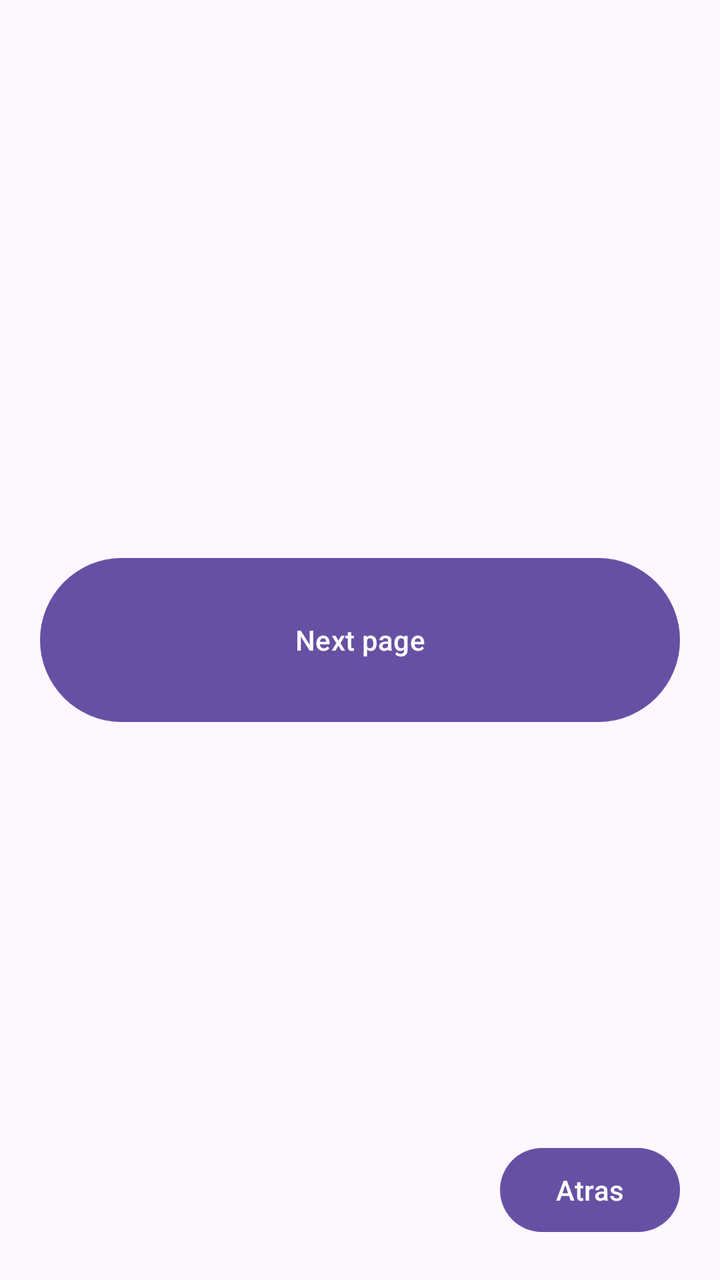
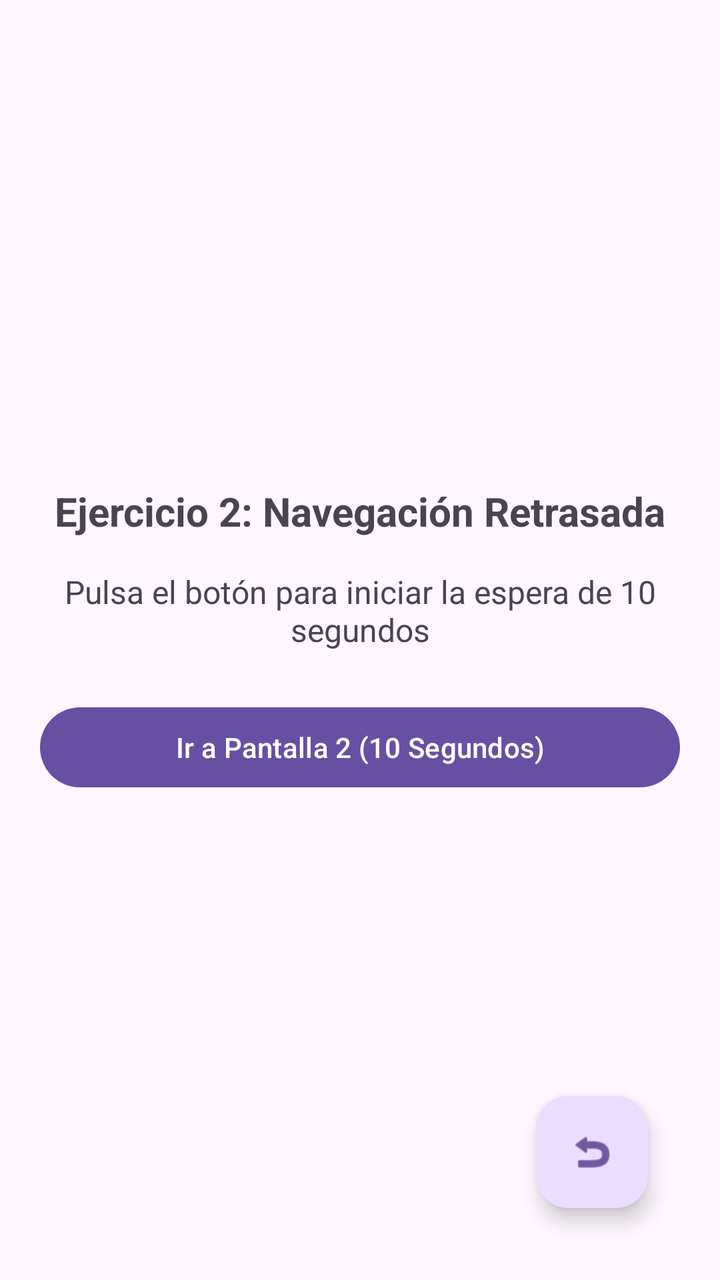

An Android layout rendered at two revisions. The XML below is the earlier revision; the diff shows what the commit changed to produce the second picture.
<!-- AndroidManifest.xml: application theme Theme.Act1_MDC -->
<!-- res/layout/activity_ejercicio2_1.xml -->
<?xml version="1.0" encoding="utf-8"?>
<RelativeLayout xmlns:android="http://schemas.android.com/apk/res/android"
    xmlns:app="http://schemas.android.com/apk/res-auto"
    android:layout_width="match_parent"
    android:layout_height="match_parent"
    android:padding="20dp">

    <LinearLayout
        android:layout_width="match_parent"
        android:layout_height="wrap_content"
        android:layout_centerInParent="true"
        android:orientation="vertical">


        <Button
            android:id="@+id/button"
            android:layout_width="match_parent"
            android:layout_height="90dp"
            android:text="Next page" />
    </LinearLayout>

    
<Button
android:id="@+id/btnAtras"
android:layout_width="90dp"
android:layout_height="50dp"
android:layout_alignParentBottom="true"
android:layout_alignParentEnd="true"
android:text="Atras"/>

</RelativeLayout>
<!-- resources referenced by this layout -->
<resources>
  <style name="Theme.Act1_MDC" parent="Base.Theme.Act1_MDC" />
  <style name="Base.Theme.Act1_MDC" parent="Theme.Material3.DayNight.NoActionBar">
          
          
      </style>
</resources>

<!-- the commit's change to res/layout/activity_ejercicio2_1.xml (unified diff, before → after) -->
@@ -9,23 +9,42 @@
         android:layout_width="match_parent"
         android:layout_height="wrap_content"
         android:layout_centerInParent="true"
+        android:gravity="center"
         android:orientation="vertical">
 
+        <TextView
+            android:layout_width="wrap_content"
+            android:layout_height="wrap_content"
+            android:text="Ejercicio 2: Navegación Retrasada"
+            android:textSize="20sp"
+            android:textStyle="bold"
+            android:layout_marginBottom="16dp" />
+
+        <TextView
+            android:id="@+id/tvEstado"
+            android:layout_width="wrap_content"
+            android:layout_height="wrap_content"
+            android:text="Pulsa el botón para iniciar la espera de 10 segundos"
+            android:textAlignment="center"
+            android:textSize="16sp"
+            android:layout_marginBottom="24dp" />
 
         <Button
-            android:id="@+id/button"
+            android:id="@+id/btnNavegarRetrasado"
             android:layout_width="match_parent"
-            android:layout_height="90dp"
-            android:text="Next page" />
+            android:layout_height="wrap_content"
+            android:text="Ir a Pantalla 2 (10 Segundos)" />
+
     </LinearLayout>
 
-    
-<Button
-android:id="@+id/btnAtras"
-android:layout_width="90dp"
-android:layout_height="50dp"
-android:layout_alignParentBottom="true"
-android:layout_alignParentEnd="true"
-android:text="Atras"/>
+    <com.google.android.material.floatingactionbutton.FloatingActionButton
+        android:id="@+id/fabVolver"
+        android:layout_width="wrap_content"
+        android:layout_height="wrap_content"
+        android:layout_alignParentBottom="true"
+        android:layout_alignParentEnd="true"
+        android:layout_margin="16dp"
+        android:contentDescription="Volver al menú"
+        app:srcCompat="@android:drawable/ic_menu_revert" />
 
 </RelativeLayout>
